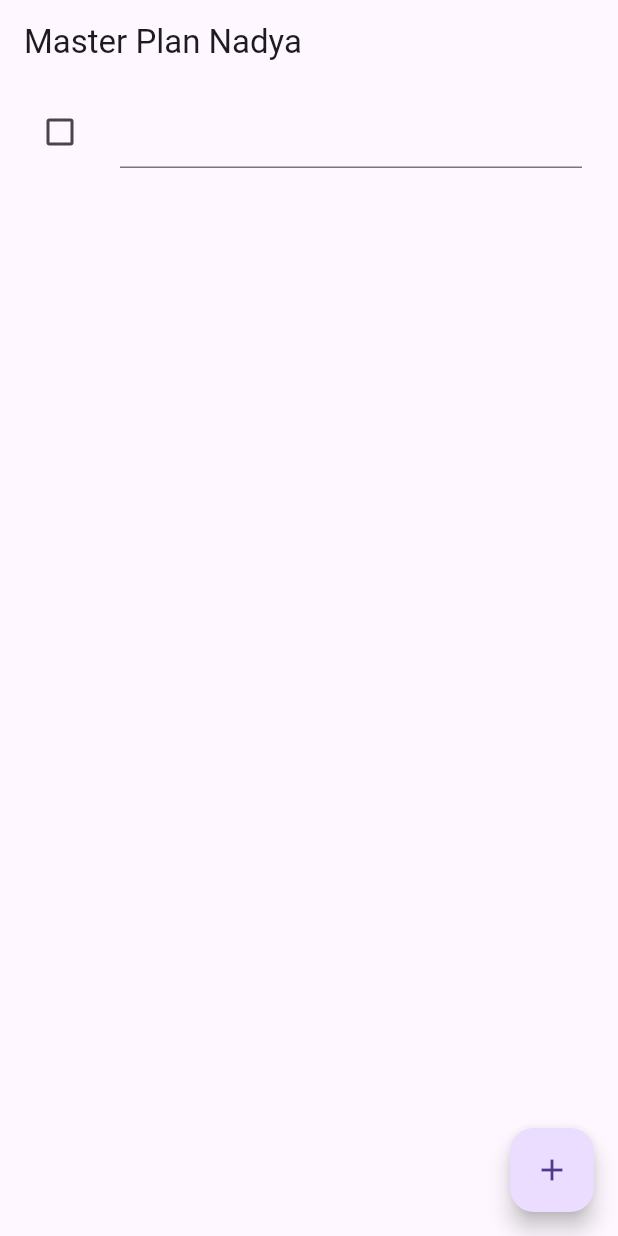
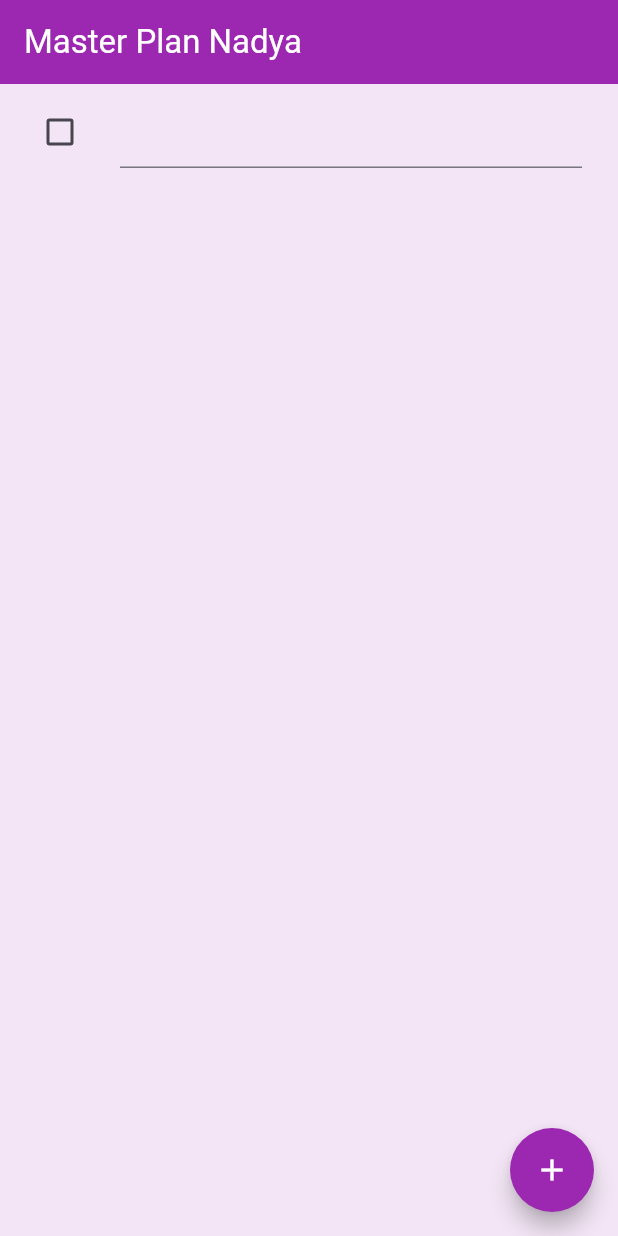
Before and after one commit to hapsariputri14/pemograman-mobile, a Flutter app: the screen it shows after launch, after a tap on the "add" icon, on a phone screen of 412 x 824 dp. Run offline on Flutter 3.47's test engine with Material 3 defaults, Android fonts, the light colour scheme and no system bars; our stand-ins replace auto_size_text, camera, flutter_tts, go_router; missing offline and left inert: google_mlkit_text_recognition.

Commit message:
Memperbarui warna tampilan: header ungu, teks putih, tombol plus bulat ungu

```diff
--- a/minggu_10/master_plan/lib/views/plan_screen.dart
+++ b/minggu_10/master_plan/lib/views/plan_screen.dart
@@ -24,21 +24,34 @@ class _PlanScreenState extends State<PlanScreen> {
   @override
   Widget build(BuildContext context) {
     return Scaffold(
-      appBar: AppBar(title: const Text('Master Plan Nadya')),
+      appBar: AppBar(
+        title: const Text(
+          'Master Plan Nadya',
+          style: TextStyle(
+            color: Colors.white,
+          ),
+        ),
+        backgroundColor: Colors.purple,
+      ),
       body: _buildList(),
       floatingActionButton: _buildAddTaskButton(),
+      backgroundColor: Colors.purple[50],
     );
   }
 
   Widget _buildAddTaskButton() {
     return FloatingActionButton(
-      child: const Icon(Icons.add),
+      backgroundColor: Colors.purple,
+      shape: const CircleBorder(),
+      child: const Icon(
+        Icons.add,
+        color: Colors.white,
+      ),
       onPressed: () {
         setState(() {
           plan = Plan(
             name: plan.name,
-            tasks: List<Task>.from(plan.tasks)
-              ..add(const Task()),
+            tasks: List<Task>.from(plan.tasks)..add(const Task()),
           );
         });
       },
@@ -48,10 +61,10 @@ class _PlanScreenState extends State<PlanScreen> {
   Widget _buildList() {
     return ListView.builder(
       controller: scrollController,
-      keyboardDismissBehavior: Theme.of(context).platform ==
-              TargetPlatform.iOS
-          ? ScrollViewKeyboardDismissBehavior.onDrag
-          : ScrollViewKeyboardDismissBehavior.manual,
+      keyboardDismissBehavior:
+          Theme.of(context).platform == TargetPlatform.iOS
+              ? ScrollViewKeyboardDismissBehavior.onDrag
+              : ScrollViewKeyboardDismissBehavior.manual,
       itemCount: plan.tasks.length,
       itemBuilder: (context, index) =>
           _buildTaskTile(plan.tasks[index], index),
@@ -61,6 +74,7 @@ class _PlanScreenState extends State<PlanScreen> {
   Widget _buildTaskTile(Task task, int index) {
     return ListTile(
       leading: Checkbox(
+        activeColor: Colors.purple,
         value: task.complete,
         onChanged: (selected) {
           setState(() {
```
